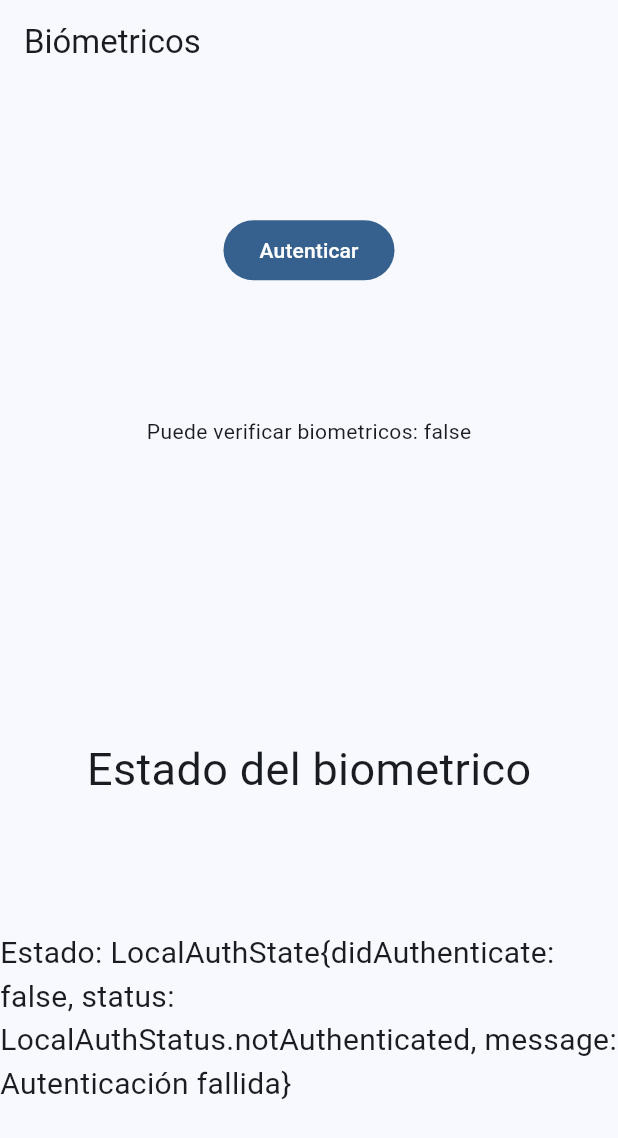
After one commit to m4zna/Miscelaneos, a Flutter app: the BiometricsScreen screen opened by its route, after a tap on "Autenticar", on a phone screen of 412 x 824 dp. The commit adds this screen. Shown: the top 1138 px of the screen. Run offline on Flutter 3.47's test engine with Material 3 defaults, Android fonts, the phone set to English and light mode, and no system bars; our stand-ins replace dio, flutter_compass, flutter_riverpod, go_router, local_auth, permission_handler and 2 more.

Commit message:
fin seccion 8

```diff
--- a/lib/config/config.dart
+++ b/lib/config/config.dart
@@ -1,3 +1,5 @@
 export 'theme/app_theme.dart';
 export 'router/app_router.dart';
 export 'plugins/share_plugin.dart';
+
+export 'plugins/local_auth_plugin.dart';
--- /dev/null
+++ b/lib/config/plugins/local_auth_plugin.dart
@@ -0,0 +1,38 @@
+import 'package:flutter/services.dart';
+import 'package:local_auth/local_auth.dart';
+import 'package:local_auth/error_codes.dart' as auth_error;
+
+class LocalAuthPlugin {
+  static final LocalAuthentication auth = LocalAuthentication();
+
+  static availableBiometrics() async {
+    final List<BiometricType> availableBiometrics = await auth.getAvailableBiometrics();
+
+    if (availableBiometrics.isNotEmpty) {}
+
+    if (availableBiometrics.contains(BiometricType.strong) ||
+        availableBiometrics.contains(BiometricType.face)) {}
+  }
+
+  static Future<bool> canCheckBiometrics() async {
+    return await auth.canCheckBiometrics;
+  }
+
+  static Future<(bool, String)> authenticate({bool biometricOnly = false}) async {
+    try {
+      final bool didAuthenticate = await auth.authenticate(
+          localizedReason: 'Por favor autentiquese para continuar',
+          options: AuthenticationOptions(biometricOnly: biometricOnly));
+      return (didAuthenticate, didAuthenticate ? 'Autenticación exitosa' : 'Autenticación fallida');
+    } on PlatformException catch (e) {
+      if (e.code == auth_error.notEnrolled) return (false, 'No hay biometricos registrados');
+      if (e.code == auth_error.lockedOut) return (false, 'Muchos intentos fallidos');
+      if (e.code == auth_error.notAvailable) return (false, 'No hay biometricos disponibles');
+      if (e.code == auth_error.passcodeNotSet) return (false, 'No hay un PIN configurado');
+      if (e.code == auth_error.permanentlyLockedOut) {
+        return (false, 'Se requiere desbloquear el dispositivo');
+      }
+      return (false, e.toString());
+    }
+  }
+}
--- a/lib/config/router/app_router.dart
+++ b/lib/config/router/app_router.dart
@@ -18,4 +18,5 @@ final router = GoRouter(routes: [
       },
     )
   ]),
+  GoRoute(path: '/biometrics', builder: (context, state) => const BiometricsScreen()),
 ]);
--- a/lib/main.dart
+++ b/lib/main.dart
@@ -4,7 +4,6 @@ import 'package:flutter_riverpod/flutter_riverpod.dart';
 import 'package:miscelaneos/presentation/providers/providers.dart';
 
 import 'config/config.dart';
-import 'presentation/providers/app_state_provider.dart';
 
 void main() {
   WidgetsFlutterBinding.ensureInitialized();
--- /dev/null
+++ b/lib/presentation/providers/local_auth/local_auth_providers.dart
@@ -0,0 +1,51 @@
+import 'package:flutter_riverpod/flutter_riverpod.dart';
+import 'package:miscelaneos/config/config.dart';
+
+final canCheckBiometricsProvider = FutureProvider<bool>((ref) async {
+  return await LocalAuthPlugin.canCheckBiometrics();
+});
+
+enum LocalAuthStatus { authenticated, notAuthenticated, authenticating }
+
+class LocalAuthState {
+  final bool didAuthenticate;
+  final LocalAuthStatus status;
+  final String message;
+
+  LocalAuthState(
+      {this.didAuthenticate = false,
+      this.status = LocalAuthStatus.notAuthenticated,
+      this.message = ''});
+
+  LocalAuthState copyWith({
+    bool? didAuthenticate,
+    LocalAuthStatus? status,
+    String? message,
+  }) =>
+      LocalAuthState(
+        didAuthenticate: didAuthenticate ?? this.didAuthenticate,
+        status: status ?? this.status,
+        message: message ?? this.message,
+      );
+
+  @override
+  String toString() {
+    return 'LocalAuthState{didAuthenticate: $didAuthenticate, status: $status, message: $message}';
+  }
+}
+
+class LocalAuthNotifier extends StateNotifier<LocalAuthState> {
+  LocalAuthNotifier() : super(LocalAuthState());
+
+  authenticateUser({bool biometricOnly = false}) async {
+    final (didAuthenticate, message) = await LocalAuthPlugin.authenticate(biometricOnly: biometricOnly);
+    state = state.copyWith(
+        didAuthenticate: didAuthenticate,
+        message: message,
+        status: didAuthenticate ? LocalAuthStatus.authenticated : LocalAuthStatus.notAuthenticated);
+  }
+}
+
+final localAuthNotifierProvider = StateNotifierProvider<LocalAuthNotifier, LocalAuthState>((ref) {
+  return LocalAuthNotifier();
+});
--- a/lib/presentation/providers/providers.dart
+++ b/lib/presentation/providers/providers.dart
@@ -9,3 +9,5 @@ export 'compass/compass_provider.dart';
 
 export 'pokemons/pokemon_list_provider.dart';
 export 'pokemons/pokemon_provider.dart';
+
+export 'local_auth/local_auth_providers.dart';
--- /dev/null
+++ b/lib/presentation/screens/biometrics/biometrics_screen.dart
@@ -0,0 +1,38 @@
+import 'package:flutter/material.dart';
+import 'package:flutter_riverpod/flutter_riverpod.dart';
+
+import '../../providers/providers.dart';
+
+class BiometricsScreen extends ConsumerWidget {
+  const BiometricsScreen({super.key});
+
+  @override
+  Widget build(BuildContext context, ref) {
+    final canCheckBiometrics = ref.watch(canCheckBiometricsProvider);
+    final localAuthState = ref.watch(localAuthNotifierProvider);
+
+    return Scaffold(
+      appBar: AppBar(title: const Text('Biómetricos')),
+      body: Center(
+          child: Column(
+        crossAxisAlignment: CrossAxisAlignment.center,
+        mainAxisAlignment: MainAxisAlignment.spaceEvenly,
+        children: [
+          FilledButton(
+              onPressed: () {
+                ref.read(localAuthNotifierProvider.notifier).authenticateUser(biometricOnly: true);
+              },
+              child: const Text('Autenticar')),
+          canCheckBiometrics.when(
+              data: (canCheckBiometrics) =>
+                  Text('Puede verificar biometricos: $canCheckBiometrics'),
+              error: (error, stackTrace) => const Text('Error'),
+              loading: () => const CircularProgressIndicator()),
+          const SizedBox(height: 20),
+          const Text('Estado del biometrico', style: TextStyle(fontSize: 30)),
+          Text('Estado: $localAuthState', style: const TextStyle(fontSize: 20)),
+        ],
+      )),
+    );
+  }
+}
--- a/lib/presentation/screens/screens.dart
+++ b/lib/presentation/screens/screens.dart
@@ -9,3 +9,5 @@ export 'permissions/ask_location_screen.dart';
 
 export 'pokemons/pokemons_screen.dart';
 export 'pokemons/pokemon_screen.dart';
+
+export 'biometrics/biometrics_screen.dart';
--- a/lib/presentation/widgets/shared/main_menu.dart
+++ b/lib/presentation/widgets/shared/main_menu.dart
@@ -17,6 +17,7 @@ final List<MenuItem> menuItems = [
       title: 'Giroscopio Ball', icon: Icons.sports_baseball_outlined, route: '/gyroscope-ball'),
   MenuItem(title: 'Brujula', icon: Icons.explore, route: '/compass'),
   MenuItem(title: 'Pokemons', icon: Icons.catching_pokemon_outlined, route: '/pokemons'),
+  MenuItem(title: 'Biómetricos', icon: Icons.fingerprint_outlined, route: '/biometrics'),
 ];
 
 class MainMenu extends StatelessWidget {
--- a/pubspec.yaml
+++ b/pubspec.yaml
@@ -44,6 +44,7 @@ dependencies:
   flutter_compass: ^0.8.1
   dio: ^5.8.0+1
   share_plus: ^7.2.2
+  local_auth: ^2.1.8
 
 dev_dependencies:
   flutter_test:
```
Also changed, not shown: pubspec.lock, 5 other files.
